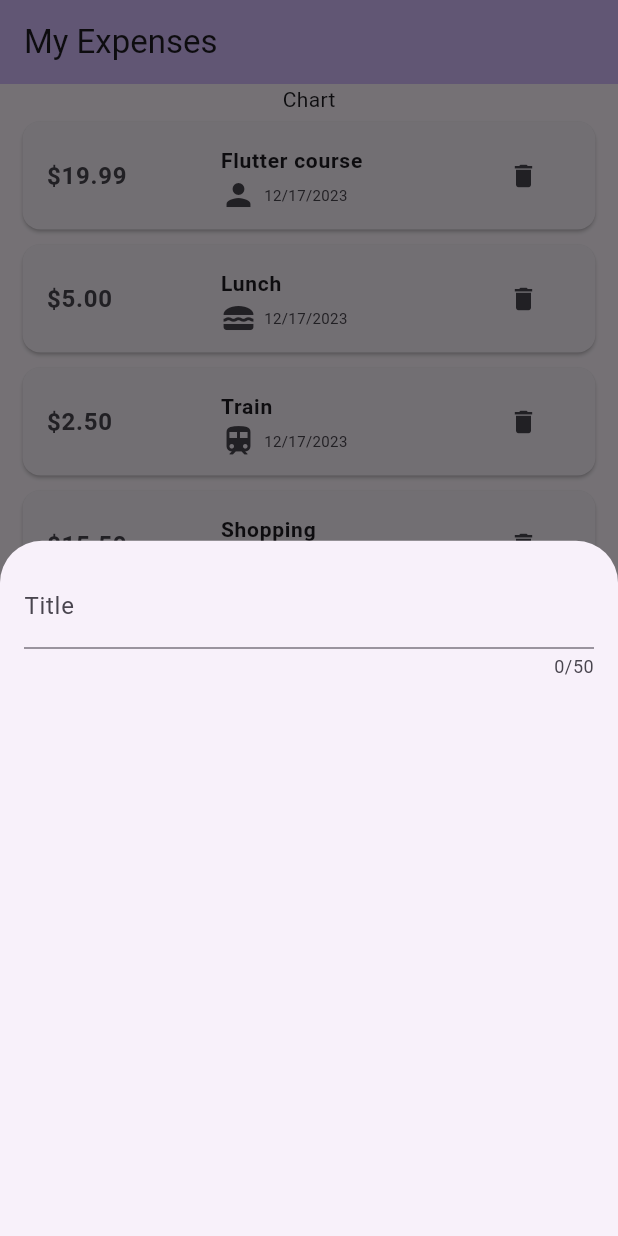
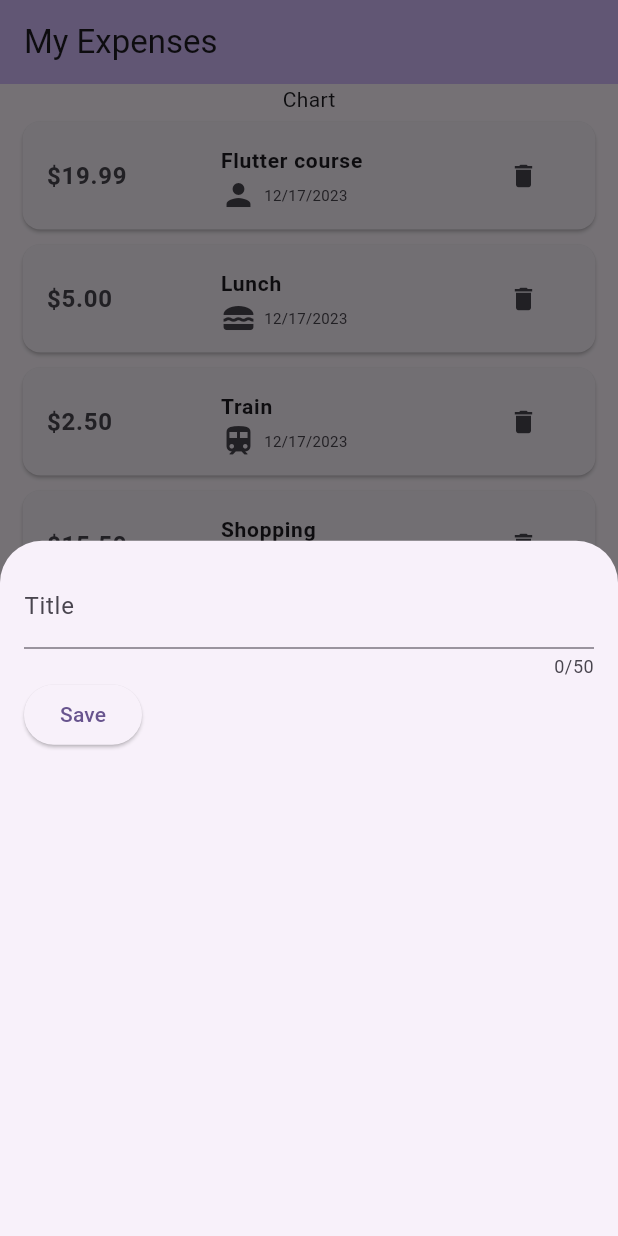
Before and after one commit to gayashan4lk/budget_tracker, a Flutter app: the screen it shows after launch, after a tap on the "add" icon, on a phone screen of 412 x 824 dp. Run offline on Flutter 3.47's test engine with Material 3 defaults, Android fonts, the phone set to English and light mode, and no system bars.

Commit message:
handle text input

```diff
--- a/lib/home.dart
+++ b/lib/home.dart
@@ -113,17 +113,31 @@ class NewExpense extends StatefulWidget {
 }
 
 class _NewExpenseState extends State<NewExpense> {
+  var _title = '';
+  void _handleOnChanged(String value) {
+    _title = value;
+  }
+
   @override
   Widget build(BuildContext context) {
-    return const Padding(
+    return Padding(
         padding: EdgeInsets.all(16),
         child: Column(
           children: [
             TextField(
+              onChanged: _handleOnChanged,
               maxLength: 50,
               keyboardType: TextInputType.text,
               decoration: InputDecoration(labelText: 'Title'),
-            )
+            ),
+            Row(children: [
+              ElevatedButton(
+                onPressed: () {
+                  print(_title);
+                },
+                child: Text('Save'),
+              ),
+            ]),
           ],
         ));
   }
```
